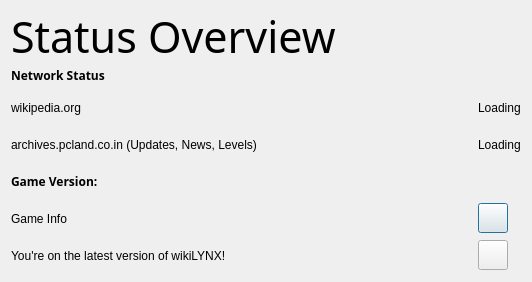
flamboyantpenguin/wikilynx, file wikiLYNX/ui/statusoverview.ui: the form before one commit.
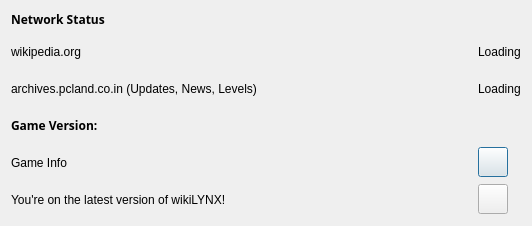
The form after the commit. Icons and pictures are not drawn.

```diff
--- a/wikiLYNX/ui/statusoverview.ui
+++ b/wikiLYNX/ui/statusoverview.ui
@@ -10,9 +10,21 @@
     <x>0</x>
     <y>0</y>
     <width>532</width>
-    <height>282</height>
+    <height>226</height>
    </rect>
   </property>
+  <property name="minimumSize">
+   <size>
+    <width>532</width>
+    <height>226</height>
+   </size>
+  </property>
+  <property name="maximumSize">
+   <size>
+    <width>532</width>
+    <height>226</height>
+   </size>
+  </property>
   <property name="windowTitle">
    <string>Status Overview</string>
   </property>
@@ -21,31 +33,6 @@
     <normaloff>:/base/images/wikiLYNX_logo.svg</normaloff>:/base/images/wikiLYNX_logo.svg</iconset>
   </property>
   <layout class="QVBoxLayout" name="verticalLayout">
-   <item>
-    <widget class="QLabel" name="label">
-     <property name="minimumSize">
-      <size>
-       <width>0</width>
-       <height>50</height>
-      </size>
-     </property>
-     <property name="maximumSize">
-      <size>
-       <width>16777215</width>
-       <height>50</height>
-      </size>
-     </property>
-     <property name="font">
-      <font>
-       <family>Courier Prime</family>
-       <pointsize>32</pointsize>
-      </font>
-     </property>
-     <property name="text">
-      <string>Status Overview</string>
-     </property>
-    </widget>
-   </item>
    <item>
     <widget class="QLabel" name="label_7">
      <property name="sizePolicy">
```
